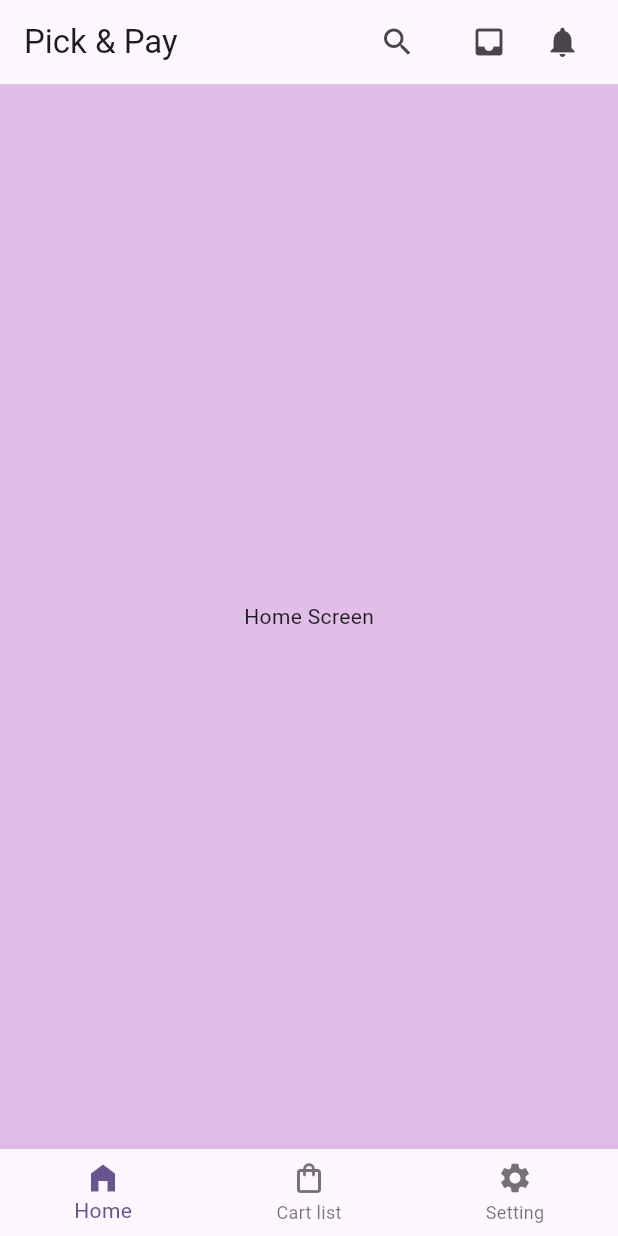
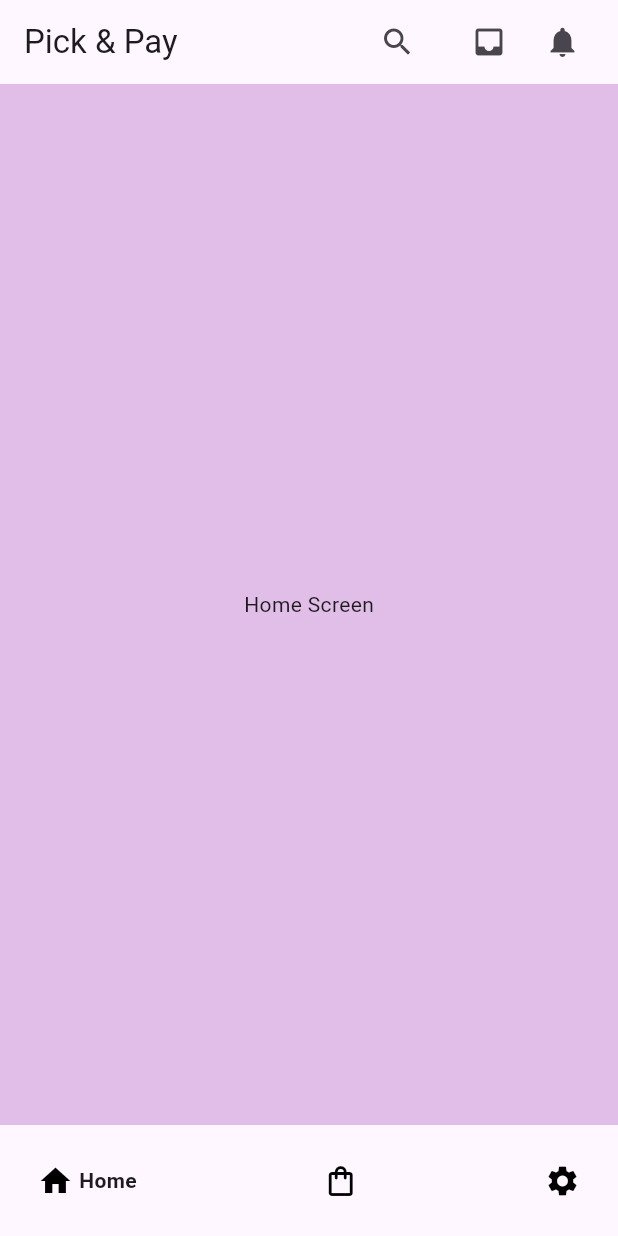
Before and after one commit to AmanSinghThakur01/Shopy, a Flutter app: the screen it shows after launch, on a phone screen of 412 x 824 dp. Run offline on Flutter 3.47's test engine with Material 3 defaults, Android fonts, the phone set to English and light mode, and no system bars; drawn by our look-alikes of google_nav_bar.

Commit message:
modern bottomnavigation

```diff
--- a/lib/Screens/first_page.dart
+++ b/lib/Screens/first_page.dart
@@ -1,4 +1,5 @@
 import 'package:flutter/material.dart';
+import 'package:google_nav_bar/google_nav_bar.dart';
 import 'package:pick_and_pay/Screens/Cart_screen.dart';
 import 'package:pick_and_pay/Screens/Home_screen.dart';
 import 'package:pick_and_pay/Screens/Setting_screen.dart';
@@ -48,14 +49,14 @@ class _FirstPageState extends State<FirstPage> {
         ],
       ),
       body: _pages[_selectedindex],
-      bottomNavigationBar: BottomNavigationBar(
-          currentIndex: _selectedindex ,
-          onTap: bottomnavigation,
-          items: [
-        BottomNavigationBarItem(icon: Icon(Icons.home_filled), label: 'Home'),
-        BottomNavigationBarItem(icon: Icon(Icons.shopping_bag_outlined), label: 'Cart list'),
-        BottomNavigationBarItem(icon: Icon(Icons.settings), label: 'Setting'),
-      ]),
+      bottomNavigationBar: GNav(tabs: [
+        GButton(icon: Icons.home,
+        text: ' Home',
+        ),
+        GButton(icon: Icons.shopping_bag_outlined,text: 'Cart',),
+        GButton(icon: Icons.settings,text: ' Setting',),
+
+      ],)
     );
   }
 }
--- a/pubspec.yaml
+++ b/pubspec.yaml
@@ -34,6 +34,8 @@ dependencies:
   # The following adds the Cupertino Icons font to your application.
   # Use with the CupertinoIcons class for iOS style icons.
   cupertino_icons: ^1.0.8
+  google_nav_bar: ^5.0.6
+
 
 dev_dependencies:
   flutter_test:
```
Also changed, not shown: lib/Screens/Cart_screen.dart (line endings or trailing spaces), pubspec.lock.
